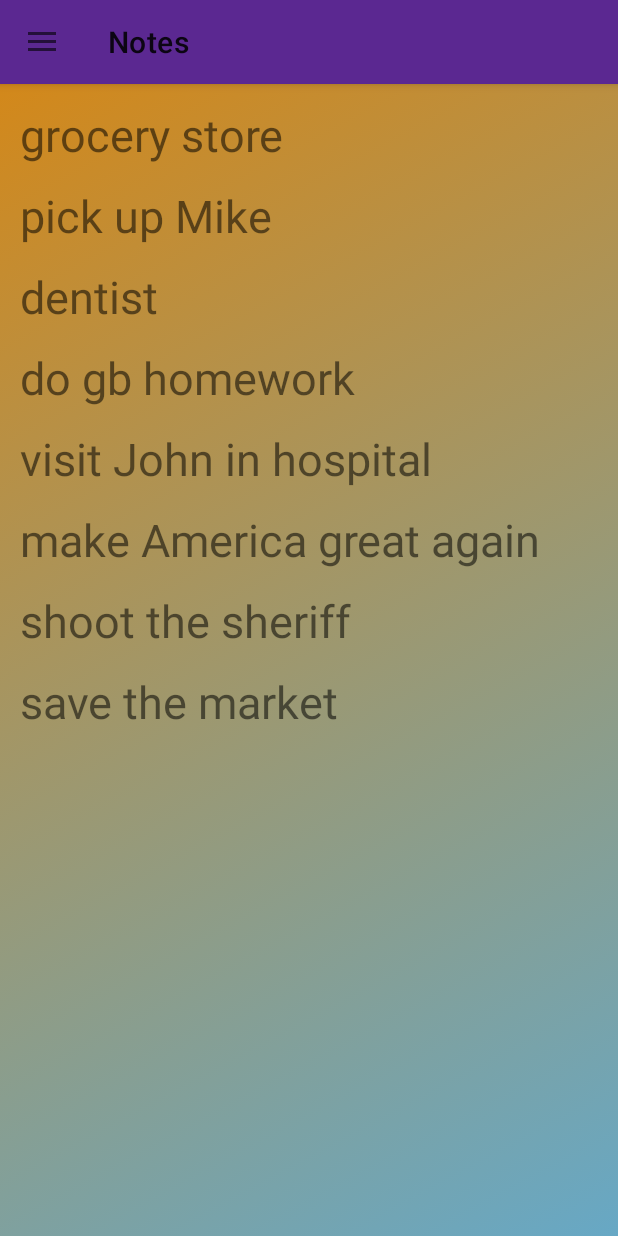
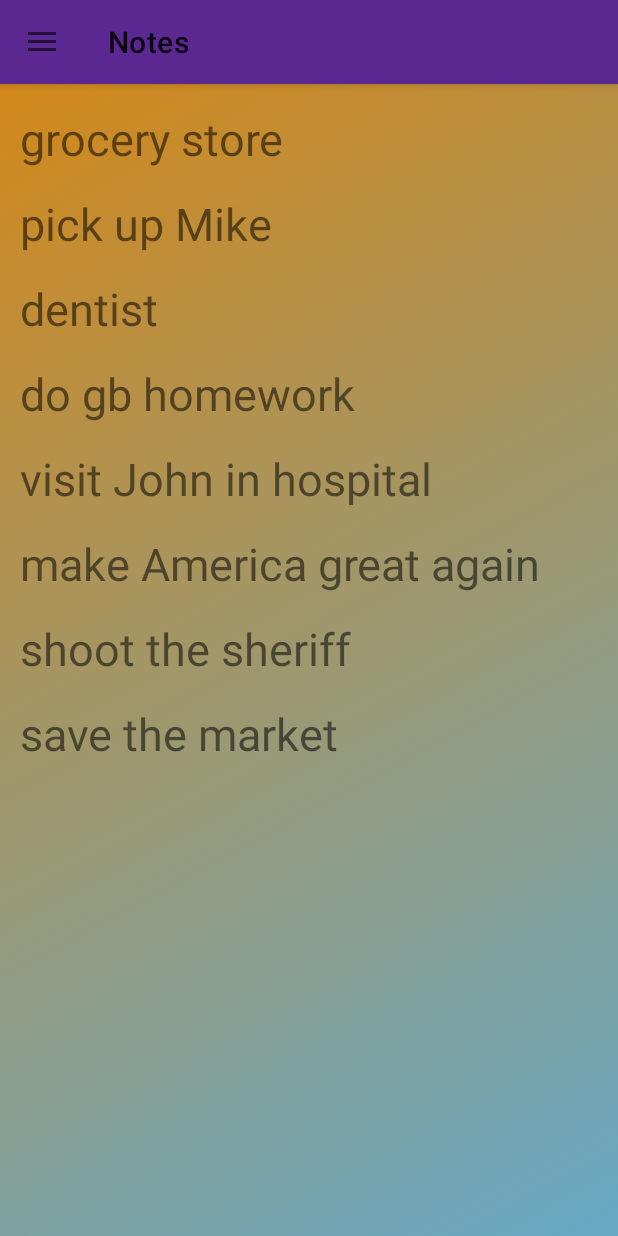
Before and after one commit to saityan/notes, an Android app: the screen it shows after launch (MainActivity), on a phone screen of 412 x 824 dp. Run offline under Robolectric (Android 15) with nearby library versions, the phone set to English and light mode, and no system bars.

Commit message:
adapter successfully attached

```diff
--- a/app/src/main/java/ru/geekbrains/notes/NotesAdapter.java
+++ b/app/src/main/java/ru/geekbrains/notes/NotesAdapter.java
@@ -27,7 +27,8 @@ public class NotesAdapter extends RecyclerView.Adapter<NotesAdapter.NotesViewHol
 
     @Override
     public void onBindViewHolder(@NonNull NotesViewHolder holder, int position) {
-        holder.getTextView().setText(titlesList[position]);
+        holder.getTitleView().setText(titlesList[position]);
+        holder.getTitleView().setPadding(20, 24, 2, 0);
     }
 
     @Override
--- a/app/src/main/java/ru/geekbrains/notes/NotesFragment.java
+++ b/app/src/main/java/ru/geekbrains/notes/NotesFragment.java
@@ -8,7 +8,10 @@ import android.view.ViewGroup;
 import android.widget.LinearLayout;
 import android.widget.TextView;
 
+import androidx.annotation.Nullable;
 import androidx.fragment.app.Fragment;
+import androidx.recyclerview.widget.LinearLayoutManager;
+import androidx.recyclerview.widget.RecyclerView;
 
 public class NotesFragment extends Fragment {
 
@@ -17,11 +20,30 @@ public class NotesFragment extends Fragment {
 
     public static NotesFragment newInstance() { return new NotesFragment(); }
 
+    @Nullable
     @Override
     public View onCreateView(LayoutInflater inflater, ViewGroup container, Bundle savedInstanceState) {
         View view = inflater.inflate(R.layout.fragment_notes, container, false);
 
-        initList(view);
+        String[] notes = getResources().getStringArray(R.array.notes);
+        String[] texts = getResources().getStringArray(R.array.texts);
+
+        RecyclerView recyclerView = view.findViewById(R.id.recyclerView);
+        recyclerView.setHasFixedSize(true);
+
+        LinearLayoutManager linearLayoutManager = new LinearLayoutManager(getContext());
+        recyclerView.setLayoutManager(linearLayoutManager);
+
+        NotesAdapter notesAdapter = new NotesAdapter(notes);
+        notesAdapter.setNotesOnClickListener(new NotesOnClickListener() {
+            @Override
+            public void onNoteClick(View view, int position) {
+                currentNote = new Note(notes[position], texts[position]);
+                isLandscape = getResources().getConfiguration().orientation == Configuration.ORIENTATION_LANDSCAPE;
+                showNote();
+            }
+        });
+        recyclerView.setAdapter(notesAdapter);
 
         return view;
     }
@@ -50,28 +72,4 @@ public class NotesFragment extends Fragment {
                 .replace(R.id.note_container, NoteFragment.newInstance(currentNote))
                 .commit();
     }
-
-    private void initList (View view) {
-        LinearLayout layout = (LinearLayout) view;
-        String[] notes = getResources().getStringArray(R.array.notes);
-
-        LayoutInflater inflater = getLayoutInflater();
-
-        for (int i = 0; i < notes.length; i++) {
-            String name = notes[i];
-            View item = inflater.inflate(R.layout.item, layout, false);
-            TextView textView = item.findViewById(R.id.titleView);
-            textView.setText(name);
-            textView.setPadding(20, 20, 2, 0);
-            layout.addView(item);
-
-            int finalI = i;
-            textView.setOnClickListener(view1 -> {
-                currentNote = new Note((getResources().getStringArray(R.array.notes)[finalI]),
-                        (getResources().getStringArray(R.array.texts)[finalI]));
-                isLandscape = getResources().getConfiguration().orientation == Configuration.ORIENTATION_LANDSCAPE;
-                showNote();
-            });
-        }
-    }
 }
--- a/app/src/main/res/layout/fragment_notes.xml
+++ b/app/src/main/res/layout/fragment_notes.xml
@@ -1,7 +1,16 @@
 <?xml version="1.0" encoding="utf-8"?>
 <LinearLayout xmlns:android="http://schemas.android.com/apk/res/android"
+    xmlns:app="http://schemas.android.com/apk/res-auto"
+    xmlns:tools="http://schemas.android.com/tools"
     android:layout_width="match_parent"
     android:layout_height="match_parent"
     android:orientation="vertical">
 
+    <androidx.recyclerview.widget.RecyclerView
+        android:id="@+id/recyclerView"
+        android:layout_width="match_parent"
+        android:layout_height="match_parent"
+        app:layoutManager="androidx.recyclerview.widget.LinearLayoutManager"
+        tools:listitem="@layout/item"/>
+
 </LinearLayout>
```
